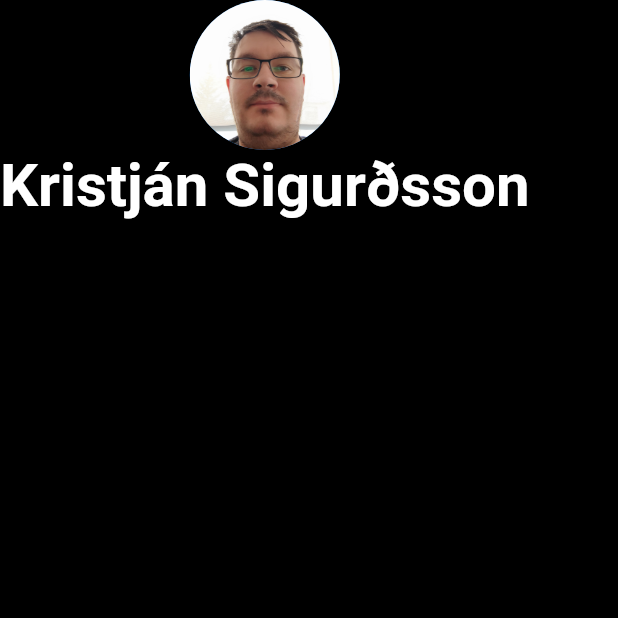
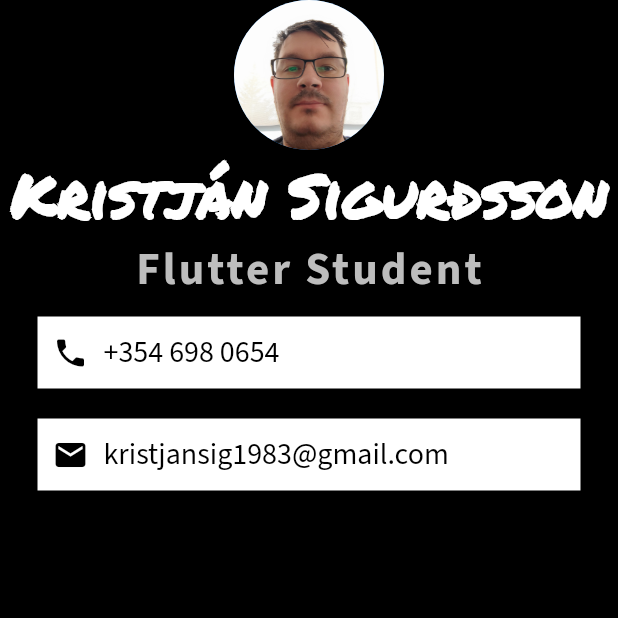
Before and after one commit to kristjansig1983/mi_card, a Flutter app: the screen it shows after launch, on a phone screen of 412 x 824 dp, the top half of it. Run offline on Flutter 3.47's test engine with Material 2 defaults, Android fonts, the phone set to English and light mode, and no system bars.

Commit message:
Vel á veg komið
Smotterí eftir

```diff
--- a/lib/main.dart
+++ b/lib/main.dart
@@ -15,19 +15,75 @@ class MyApp extends StatelessWidget {
           children: [
             CircleAvatar(
                 radius: 50.0,
-                  backgroundImage: AssetImage('images/kristjan.jpg')
-                ),
+                backgroundImage: AssetImage('images/kristjan.jpg')),
             Text(
               'Kristján Sigurðsson',
               style: TextStyle(
+                  fontFamily: 'PermanentMarker',
                   fontSize: 40.0,
                   color: Colors.white,
-                  fontWeight: FontWeight.bold
-                ),),
-
+                  fontWeight: FontWeight.bold),
+            ),
+            Text(
+              'Flutter Student',
+              style: TextStyle(
+                fontFamily: 'SourceSansPro',
+                fontSize: 30.0,
+                color: Colors.grey.shade400,
+                letterSpacing: 2.0,
+                fontWeight: FontWeight.bold,
+              ),
+            ),
+            Container(
+              padding: EdgeInsets.all(10.0),
+              color: Colors.white,
+              margin: EdgeInsets.symmetric(vertical: 10.0, horizontal: 25.0),
+              child: Row(
+                children: [
+                  Icon(
+                    Icons.phone,
+                    color: Colors.black,
+                  ),
+                  SizedBox(
+                    width: 10.0,
+                  ),
+                  Text(
+                    '+354 698 0654',
+                    style: TextStyle(
+                      color: Colors.black,
+                      fontFamily: 'SourceSansPro',
+                      fontSize: 20.0,
+                    ),
+                  )
                 ],
+              ),
+            ),
+            Container(
+              padding: EdgeInsets.all(10.0),
+              color: Colors.white,
+              margin: EdgeInsets.symmetric(vertical: 10.0, horizontal: 25.0),
+              child: Row(
+                children: [
+                  Icon(
+                    Icons.email,
+                    color: Colors.black,
+                  ),
+                  SizedBox(
+                    width: 10.0,
+                  ),
+                  Text(
+                    'kristjansig1983@gmail.com',
+                    style: TextStyle(
+                      color: Colors.black,
+                      fontFamily: 'SourceSansPro',
+                      fontSize: 20.0,
+                    ),
                   )
+                ],
               ),
+            )
+          ],
+        )),
       ),
     );
   }
```
Also changed, not shown: pubspec.yaml (+7 -0 lines), fonts/PermanentMarker-Regular.ttf (added), fonts/SourceSansPro-Italic.ttf (added). Lines whose indentation alone changed are shown as unchanged.
